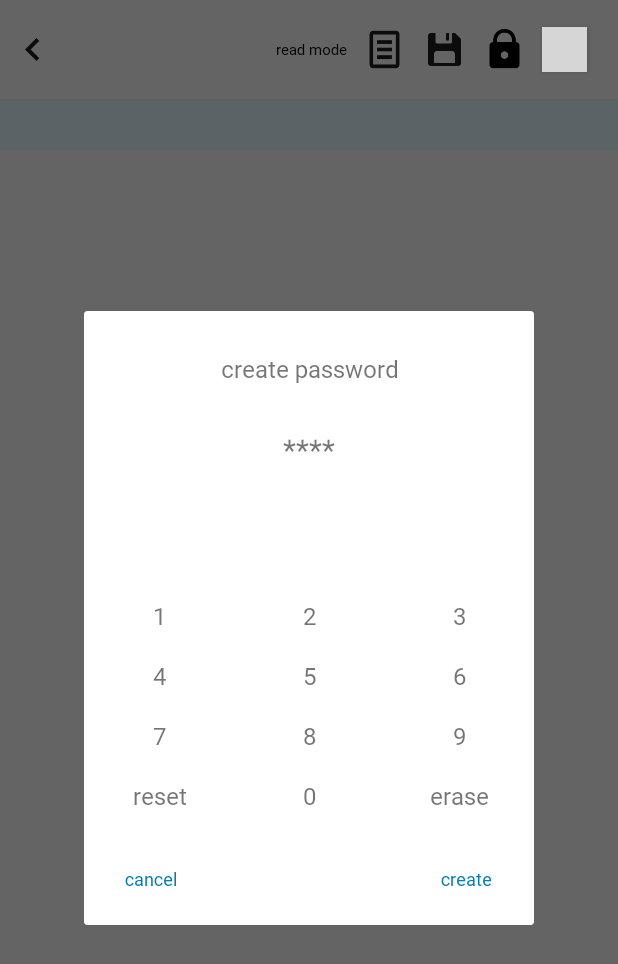
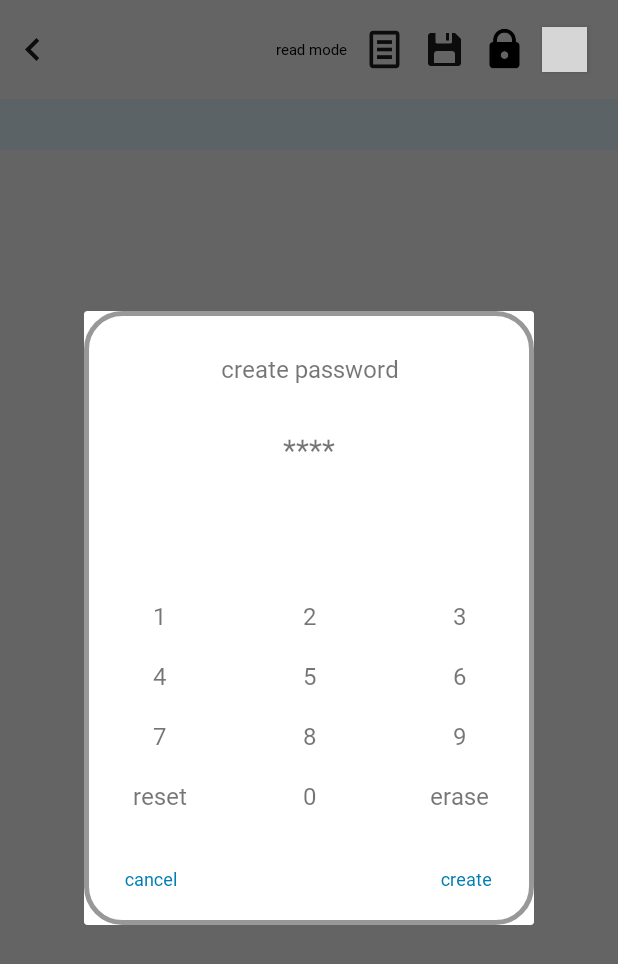
Before and after one commit to sanhee16/AOS-Memo, an Android app: the MemoEditPageActivity screen opened directly, with no data from a screen before it, after a tap on an icon or button, on a phone screen of 412 x 824 dp. Shown: the top 964 px of the screen. Run offline under Robolectric (Android 15) with nearby library versions, the phone set to English and light mode, and no system bars; our stand-ins replace Room's generated code, data binding; 2 other taps on this screen came first; grey boxes are pictures that could not be loaded.

Commit message:
modify crash
- add enter password dialog
- modify check password dialog

```diff
--- a/app/src/main/java/com/sandy/memo/util/DialogType1.kt
+++ b/app/src/main/java/com/sandy/memo/util/DialogType1.kt
@@ -2,6 +2,8 @@ package com.sandy.memo.util
 
 import android.app.Dialog
 import android.content.Context
+import android.graphics.Color
+import android.graphics.drawable.ColorDrawable
 import android.view.Window
 import android.widget.TextView
 import com.sandy.memo.R
@@ -15,6 +17,7 @@ class DialogType1(context: Context) {
     fun start(message: String) {
         dialog.requestWindowFeature(Window.FEATURE_NO_TITLE)
         dialog.setContentView(R.layout.dialog_type1)
+        dialog.window?.setBackgroundDrawable(ColorDrawable(Color.TRANSPARENT))
         dialog.setCancelable(true)
 
         this.message = dialog.findViewById(R.id.text_message)
--- a/app/src/main/java/com/sandy/memo/viewmodel/BaseViewModel.kt
+++ b/app/src/main/java/com/sandy/memo/viewmodel/BaseViewModel.kt
@@ -22,10 +22,12 @@ open class BaseViewModel : ViewModel() {
         const val HIDE_KEYBOARD = "HIDE_KEYBOARD"
         const val SET_PASSWORD = "SET_PASSWORD"
         const val CHECK_PASSWORD = "CHECK_PASSWORD"
+        const val ALERT_WRONG_PASSWORD = "ALERT_WRONG_PASSWORD"
+        const val RIGHT_PASSWORD = "RIGHT_PASSWORD"
     }
 
     fun viewEvent(content: Any) {
-        _viewEvent.value = Event(content)
+        _viewEvent.postValue(Event(content))
     }
 
     fun getCurrentTime(): String =
--- a/app/src/main/res/drawable/dialog_background.xml
+++ b/app/src/main/res/drawable/dialog_background.xml
@@ -7,8 +7,8 @@
             <corners android:radius="24dp" />
             <solid android:color="#fff" />
             <stroke
-                android:width="0dp"
-                android:color="#ff0000" />
+                android:width="3dp"
+                android:color="#989898" />
         </shape>
     </item>
 </layer-list>
--- a/app/src/main/res/values/strings.xml
+++ b/app/src/main/res/values/strings.xml
@@ -10,6 +10,7 @@
     <string name="create_password">create password</string>
     <string name="enter_password">enter password</string>
     <string name="check_password">Fill in four digits of the password.</string>
+    <string name="wrong_password">Wrong password.</string>
     <string name="cancel_make_password">cancel creation</string>
     <string name="make_password">create</string>
 </resources>
```
Also changed, not shown: app/src/main/java/com/sandy/memo/util/EnterPassword.kt (+13 -3 lines), app/src/main/java/com/sandy/memo/view/MemoActivity.kt (+18 -9 lines), app/src/main/java/com/sandy/memo/viewmodel/MemoActivityViewModel.kt (+12 -13 lines), 1 other file.
